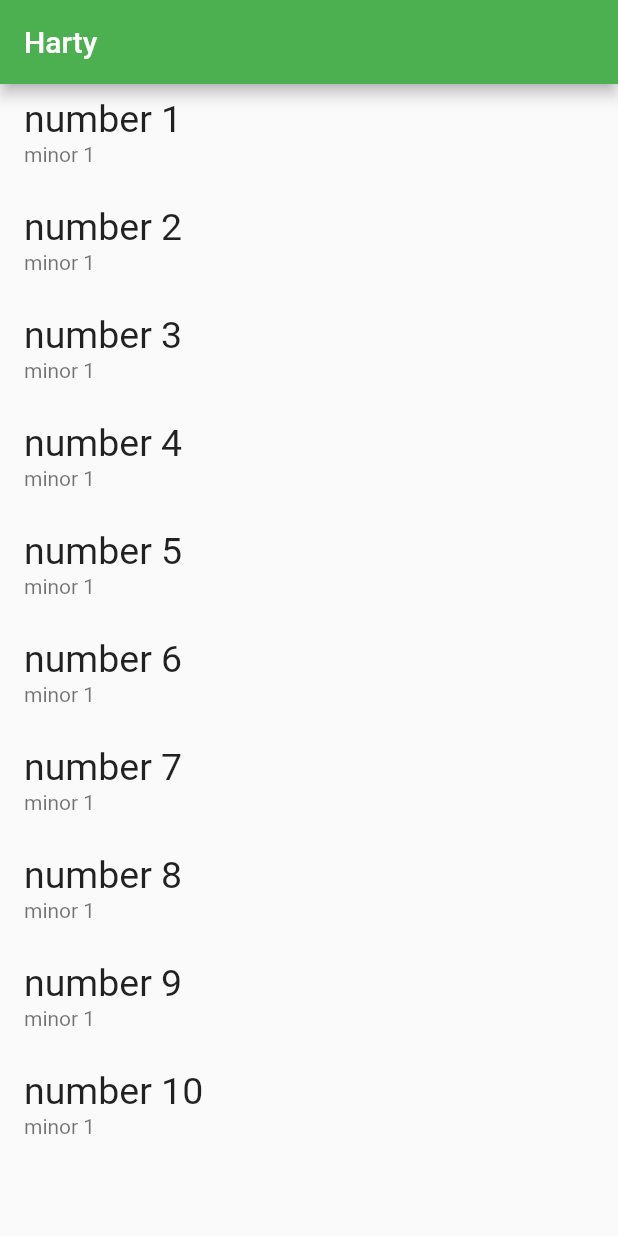
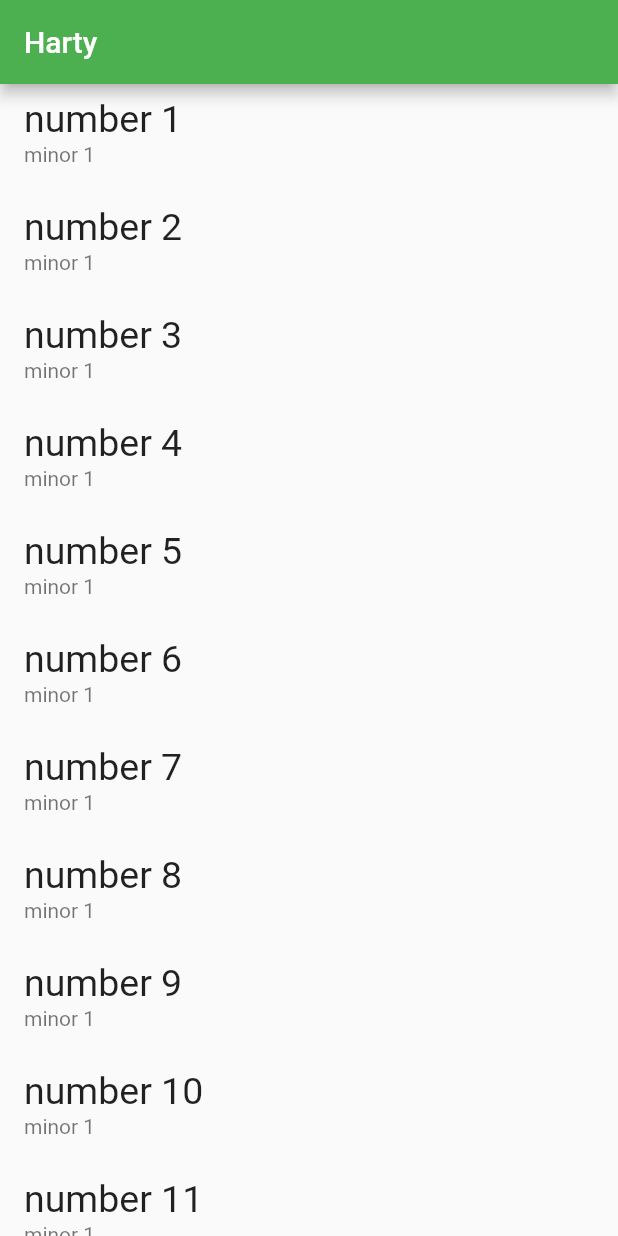
Before and after one commit to anechaboon/basic_flutter, a Flutter app: the screen it shows after launch, on a phone screen of 412 x 824 dp. Run offline on Flutter 3.47's test engine with Material 2 defaults, Android fonts, the phone set to English and light mode, and no system bars.

Commit message:
ListView.builder

```diff
--- a/lib/main.dart
+++ b/lib/main.dart
@@ -31,27 +31,16 @@ class _MyHomePageState extends State<MyHomePage> {
         appBar: AppBar(
           title: Text("Harty"),
         ),
-      body: Center(
-        child: ListView(
-          children: getData(10),
-        ),
-      ),
-    );
-  }
-
-  //prepare data
-  List<Widget> getData(int count) {
-    List<Widget> data = [];
-    for (var i = 1; i <= count; i++) {
-      var menu = ListTile(
+        body: ListView.builder(
+          itemCount: 15,
+          itemBuilder: (BuildContext context, int index) {
+          return ListTile(
             title: Text(
-          "number ${i}",
+              "number ${index+1}",
               style: TextStyle(fontSize: 25),
             ),
             subtitle: Text("minor 1"),
           );
-      data.add(menu);
-    }
-    return data;
+        }));
   }
 }
```
Lines whose indentation alone changed are shown as unchanged.
